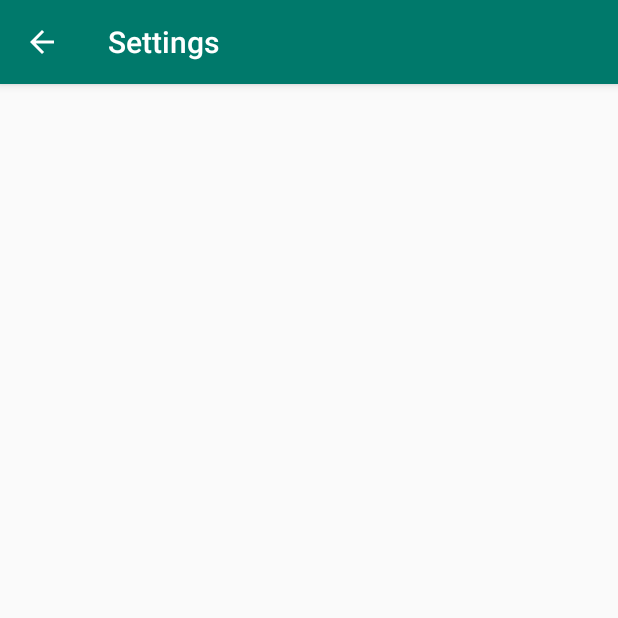
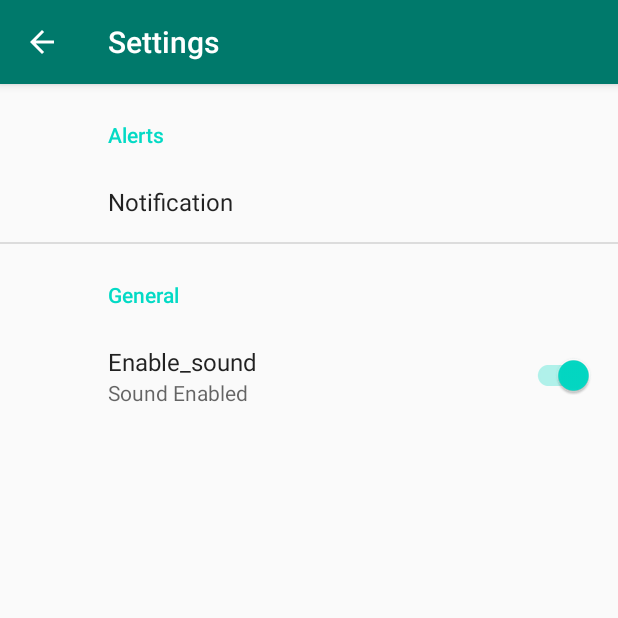
Before and after one commit to Jounsy/CoolTimer, an Android app: the SettingsActivity screen opened directly, with no data from a screen before it, on a phone screen of 412 x 824 dp, the top half of it. Run offline under Robolectric (Android 15) with nearby library versions, the phone set to English and light mode, and no system bars; our stand-ins replace androidx.preference.

Commit message:
Settings Fragment realization

```diff
--- a/app/build.gradle
+++ b/app/build.gradle
@@ -30,4 +30,6 @@ dependencies {
     androidTestImplementation 'androidx.test.ext:junit:1.1.1'
     androidTestImplementation 'androidx.test.espresso:espresso-core:3.2.0'
 
+    //jetpack-preference https://www.youtube.com/watch?v=-F29CMk48RA
+    implementation "androidx.preference:preference:1.1.0-rc01"
 }
--- /dev/null
+++ b/app/src/main/java/com/snowman/cooltimer/SettingsFragment.java
@@ -0,0 +1,16 @@
+package com.snowman.cooltimer;
+
+
+import android.os.Bundle;
+
+import androidx.preference.PreferenceFragmentCompat;
+
+public class SettingsFragment extends PreferenceFragmentCompat{
+
+    @Override
+    public void onCreatePreferences(Bundle savedInstanceState, String rootKey) {
+    addPreferencesFromResource(R.xml.menu_preferences);
+    }
+
+
+}
--- a/app/src/main/res/layout/activity_settings.xml
+++ b/app/src/main/res/layout/activity_settings.xml
@@ -1,9 +1,7 @@
 <?xml version="1.0" encoding="utf-8"?>
-<androidx.constraintlayout.widget.ConstraintLayout xmlns:android="http://schemas.android.com/apk/res/android"
-    xmlns:app="http://schemas.android.com/apk/res-auto"
-    xmlns:tools="http://schemas.android.com/tools"
+<fragment xmlns:android="http://schemas.android.com/apk/res/android"
+    android:id="@+id/activity_setting"
+    android:name="com.snowman.cooltimer.SettingsFragment"
     android:layout_width="match_parent"
-    android:layout_height="match_parent"
-    tools:context=".SettingsActivity">
-
-</androidx.constraintlayout.widget.ConstraintLayout>
+    android:layout_height="match_parent">
+</fragment>
--- a/app/src/main/res/values/styles.xml
+++ b/app/src/main/res/values/styles.xml
@@ -5,6 +5,7 @@
         <item name="colorPrimary">@color/colorPrimary</item>
         <item name="colorPrimaryDark">@color/colorPrimaryDark</item>
         <item name="colorAccent">@color/colorAccent</item>
+        <item name="preferenceTheme">@style/PreferenceThemeOverlay</item>
     </style>
 
 </resources>
--- /dev/null
+++ b/app/src/main/res/xml/menu_preferences.xml
@@ -0,0 +1,23 @@
+<?xml version="1.0" encoding="utf-8"?>
+<PreferenceScreen xmlns:android="http://schemas.android.com/apk/res/android">
+    <PreferenceCategory
+        android:title="Alerts">
+        <Preference
+            android:key="text"
+            android:title="Notification"
+            />
+    </PreferenceCategory>
+
+    <PreferenceCategory
+        android:title="General">
+        <SwitchPreferenceCompat
+            android:defaultValue="true"
+            android:key="enable_sound"
+            android:title="Enable_sound"
+            android:summaryOff="Sound Disbled"
+            android:summaryOn="Sound Enabled"
+            />
+
+    </PreferenceCategory>
+
+</PreferenceScreen>
--- /dev/null
+++ b/settings.gradle
@@ -0,0 +1,2 @@
+include ':app'
+rootProject.name = "CoolTimer"
```
Also changed, not shown: app/src/main/java/com/snowman/cooltimer/MainActivity.java (+7 -1 lines), build.gradle (added, +24 -0 lines), gradle.properties (added, +19 -0 lines), gradle/wrapper/gradle-wrapper.properties (added), 4 other files.
